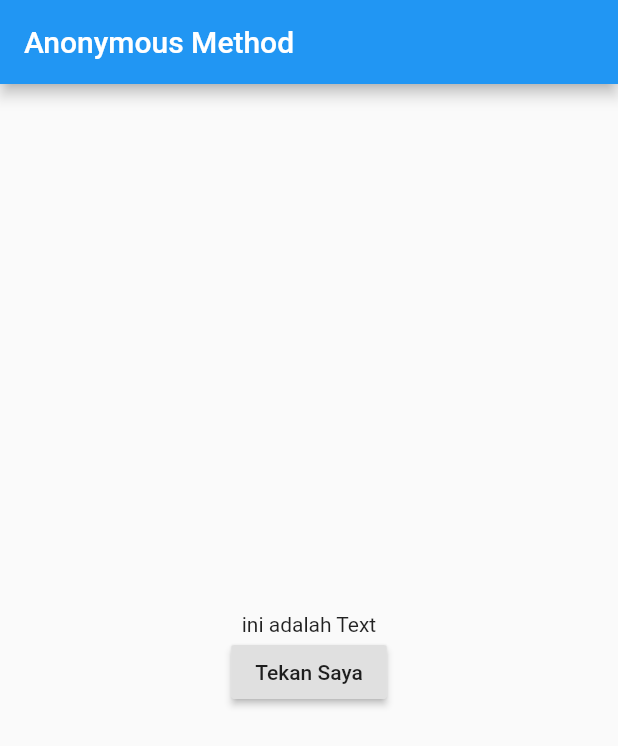
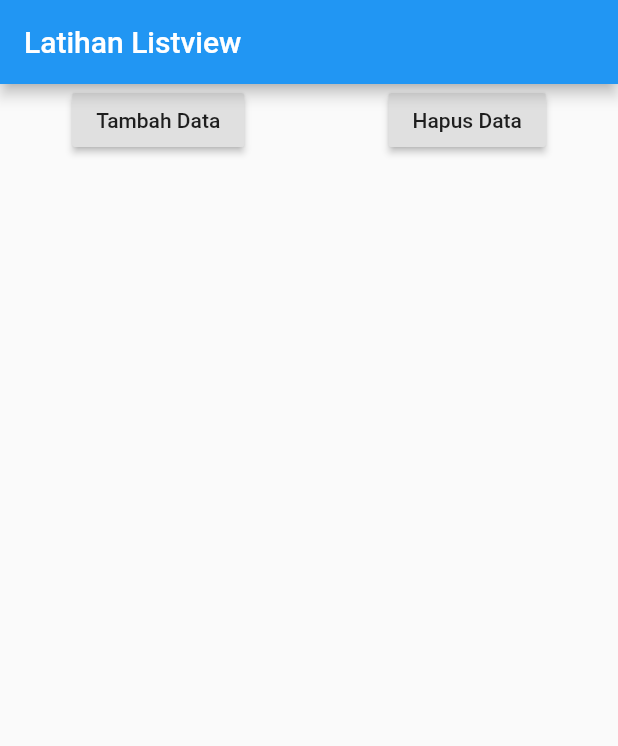
Before and after one commit to bayunugrraha/flutter_example, a Flutter app: the screen it shows after launch, on a phone screen of 412 x 824 dp. Shown: the top 746 px of the screen. Run offline on Flutter 3.47's test engine with Material 2 defaults, Android fonts, the phone set to English and light mode, and no system bars.

Commit message:
list & listview

```diff
--- a/lib/main.dart
+++ b/lib/main.dart
@@ -8,30 +8,49 @@ class MyApp extends StatefulWidget {
 }
 
 class _MyAppState extends State<MyApp> {
-  String message = "ini adalah Text";
+  List<Widget> widgets = [];
+  int counter = 1;
 
   @override
   Widget build(BuildContext context) {
     return MaterialApp(
       home: Scaffold(
         appBar: AppBar(
-          title: Text("Anonymous Method"),
+          title: Text("Latihan Listview"),
         ),
-        body: Center(
-          child: Column(
-            mainAxisAlignment: MainAxisAlignment.center,
+        body: ListView(
+          children: <Widget>[
+            Row(
+              mainAxisAlignment: MainAxisAlignment.spaceAround,
               children: [
-              Text(message),
                 RaisedButton(
-                child: Text("Tekan Saya"),
+                  child: Text("Tambah Data"),
                   onPressed: () {
                     setState(() {
-                    message = "Tombol sudah ditekan";
+                      widgets.add(Text(
+                        "Data ke" + counter.toString(),
+                        style: TextStyle(fontSize: 35),
+                      ));
+                      counter++;
+                    });
+                  },
+                ),
+                RaisedButton(
+                  child: Text("Hapus Data"),
+                  onPressed: () {
+                    setState(() {
+                      widgets.removeLast();
+                      counter--;
                     });
                   },
                 )
               ],
             ),
+            Column(
+              crossAxisAlignment: CrossAxisAlignment.start,
+              children: widgets,
+            )
+          ],
         ),
       ),
     );
```
Lines whose indentation alone changed are shown as unchanged.
